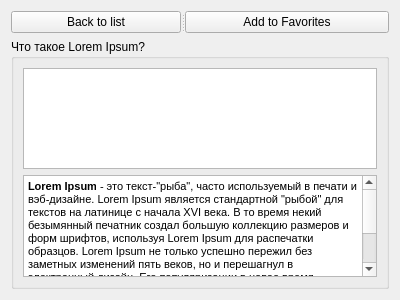
Before: the Qt Designer form News_app/currentnews.ui in moevm/gui-1h2018-18, drawn with Qt 5.
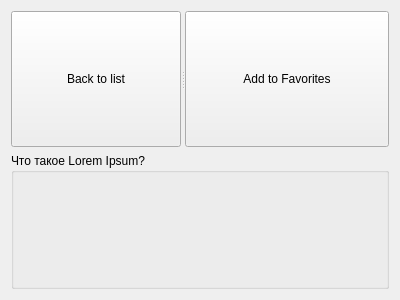
After: the same form once the commit is applied.

Patch:
```diff
--- a/News_app/currentnews.ui
+++ b/News_app/currentnews.ui
@@ -36,27 +36,6 @@
      <property name="title">
       <string>Что такое Lorem Ipsum?</string>
      </property>
-     <layout class="QVBoxLayout" name="verticalLayout_2">
-      <item>
-       <widget class="QSplitter" name="splitter">
-        <property name="orientation">
-         <enum>Qt::Vertical</enum>
-        </property>
-        <widget class="QGraphicsView" name="graphicsView"/>
-       </widget>
-      </item>
-      <item>
-       <widget class="QTextBrowser" name="textBrowser">
-        <property name="html">
-         <string>&lt;!DOCTYPE HTML PUBLIC &quot;-//W3C//DTD HTML 4.0//EN&quot; &quot;http://www.w3.org/TR/REC-html40/strict.dtd&quot;&gt;
-&lt;html&gt;&lt;head&gt;&lt;meta name=&quot;qrichtext&quot; content=&quot;1&quot; /&gt;&lt;style type=&quot;text/css&quot;&gt;
-p, li { white-space: pre-wrap; }
-&lt;/style&gt;&lt;/head&gt;&lt;body style=&quot; font-family:'MS Shell Dlg 2'; font-size:8.25pt; font-weight:400; font-style:normal;&quot;&gt;
-&lt;p style=&quot; margin-top:0px; margin-bottom:0px; margin-left:0px; margin-right:0px; -qt-block-indent:0; text-indent:0px;&quot;&gt;&lt;span style=&quot; font-family:'Open Sans,Arial,sans-serif'; font-size:8pt; font-weight:600; color:#000000; background-color:#ffffff;&quot;&gt;Lorem Ipsum&lt;/span&gt;&lt;span style=&quot; font-family:'Open Sans,Arial,sans-serif'; font-size:8pt; color:#000000; background-color:#ffffff;&quot;&gt; - это текст-&amp;quot;рыба&amp;quot;, часто используемый в печати и вэб-дизайне. Lorem Ipsum является стандартной &amp;quot;рыбой&amp;quot; для текстов на латинице с начала XVI века. В то время некий безымянный печатник создал большую коллекцию размеров и форм шрифтов, используя Lorem Ipsum для распечатки образцов. Lorem Ipsum не только успешно пережил без заметных изменений пять веков, но и перешагнул в электронный дизайн. Его популяризации в новое время послужили публикация листов Letraset с образцами Lorem Ipsum в 60-х годах и, в более недавнее время, программы электронной вёрстки типа Aldus PageMaker, в шаблонах которых используется Lorem Ipsum.&lt;/span&gt;&lt;/p&gt;&lt;/body&gt;&lt;/html&gt;</string>
-        </property>
-       </widget>
-      </item>
-     </layout>
     </widget>
    </item>
   </layout>
```
